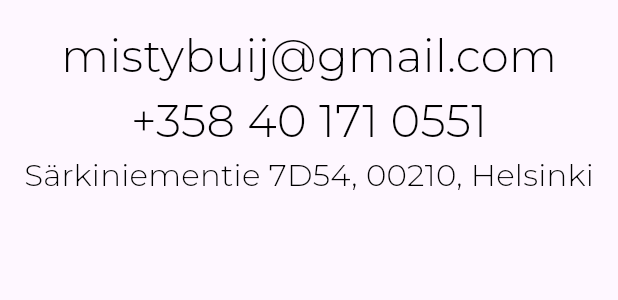
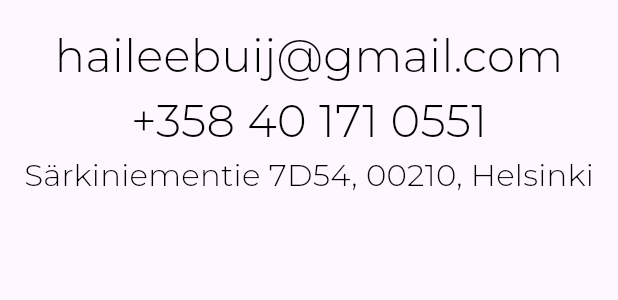
Before and after one commit to HaileeBui/flutter_resume, a Flutter app: the ContactInfo widget shown alone on an empty page, opened directly, on a phone screen of 412 x 824 dp. Shown: the top 300 px of the screen. Run offline on Flutter 3.47's test engine with Material 2 defaults, Android fonts, the phone set to English and light mode, and no system bars; our stand-ins replace device_preview, font_awesome_flutter, google_fonts, percent_indicator, responsive_builder.

Commit message:
update email

```diff
--- a/lib/components/left_column/socials.dart
+++ b/lib/components/left_column/socials.dart
@@ -48,7 +48,7 @@ class Socials extends StatelessWidget {
                   icon: const Icon(FontAwesomeIcons.github),
                   onPressed: () {
                     Utils.launchURL(
-                        "https://github.com/MistyBui?tab=repositories");
+                        "https://github.com/HaileeBui");
                   },
                 ),
                 const SizedBox(width: 20.0),
@@ -57,7 +57,7 @@ class Socials extends StatelessWidget {
                   iconSize: 40,
                   icon: const Icon(FontAwesomeIcons.linkedin),
                   onPressed: () {
-                    Utils.launchURL("https://www.linkedin.com/in/mistybui/");
+                    Utils.launchURL("https://www.linkedin.com/in/haileebui/");
                   },
                 ),
               ],
--- a/lib/components/right_column/contact.dart
+++ b/lib/components/right_column/contact.dart
@@ -17,7 +17,7 @@ class ContactInfo extends StatelessWidget {
           FittedBox(
               fit: BoxFit.fitWidth,
               child: Text(
-                'mistybuij@gmail.com',
+                'haileebuij@gmail.com',
                 style: GoogleFonts.montserrat(
                     fontWeight: FontWeight.w300,
                     fontSize: 30,
--- a/lib/components/right_column/name_widget.dart
+++ b/lib/components/right_column/name_widget.dart
@@ -19,7 +19,7 @@ class NameWidget extends StatelessWidget {
           child: Padding(
             padding: const EdgeInsets.symmetric(vertical: 8),
             child: Text(
-              'MISTY BUI',
+              'HAILEE BUI',
               style: GoogleFonts.montserrat(
                   fontWeight: FontWeight.bold,
                   fontSize: sizingInformation.deviceScreenType == DeviceScreenType.desktop ? 50 : 30,
```
